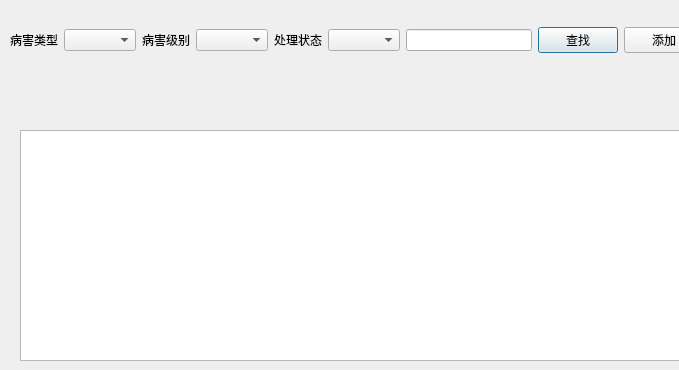
Old version of the form virusmanagerwindow.ui in the repository stone531/tiny-windows1.
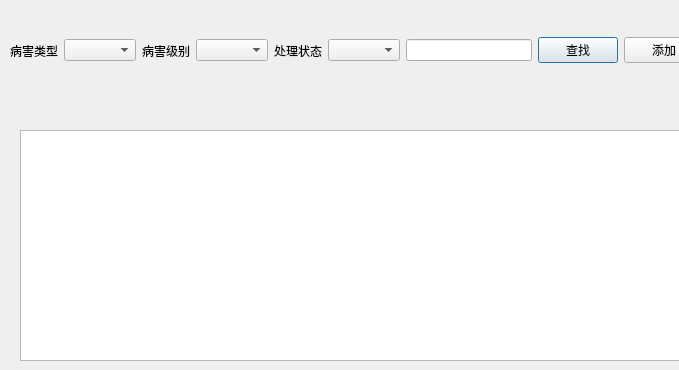
New version of the form.

Patch:
```diff
--- a/virusmanagerwindow.ui
+++ b/virusmanagerwindow.ui
@@ -29,7 +29,7 @@
      <x>10</x>
      <y>20</y>
      <width>694</width>
-     <height>40</height>
+     <height>61</height>
     </rect>
    </property>
    <layout class="QHBoxLayout" name="horizontalLayout_2">
```
